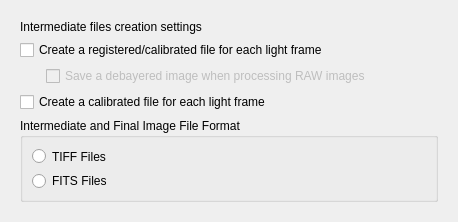
First picture: the form in DeepSkyStacker/ui/IntermediateFiles.ui, repository deepskystacker/DSS, before the edit.
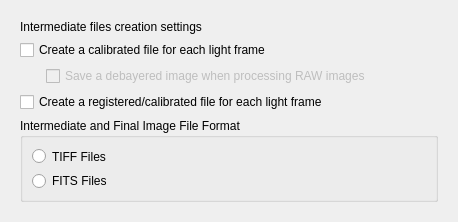
Second picture: the form after the edit.

Commit message: "Create a calibrated file ..." and "Create a registered/calibrated file ..." were inadvertantly switched when porting the code for version 5.

```diff
--- a/DeepSkyStacker/ui/IntermediateFiles.ui
+++ b/DeepSkyStacker/ui/IntermediateFiles.ui
@@ -35,7 +35,7 @@
         <item>
          <widget class="QCheckBox" name="saveCalibrated">
           <property name="text">
-           <string>Create a registered/calibrated file for each light frame</string>
+           <string>Create a calibrated file for each light frame</string>
           </property>
          </widget>
         </item>
@@ -88,7 +88,7 @@
         <item>
          <widget class="QCheckBox" name="saveIntermediate">
           <property name="text">
-           <string>Create a calibrated file for each light frame</string>
+           <string>Create a registered/calibrated file for each light frame</string>
           </property>
          </widget>
         </item>
```
